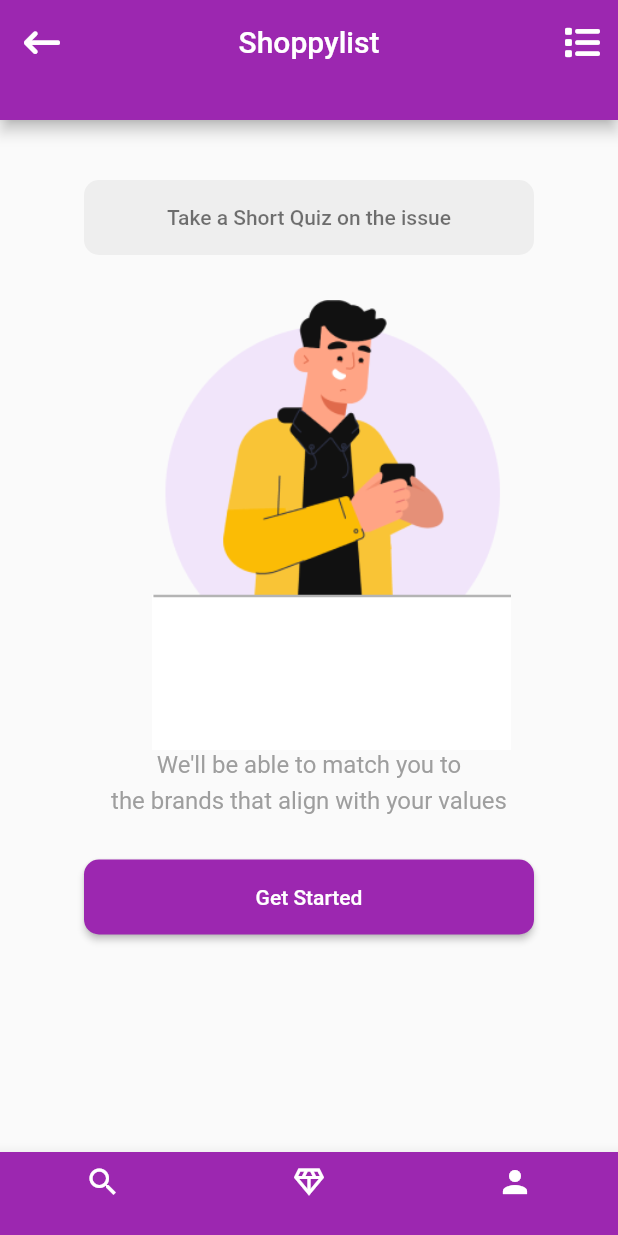
After one commit to carolalex/survey, a Flutter app: the ShoppyList screen opened directly, on a phone screen of 412 x 824 dp. The commit adds this screen. Run offline on Flutter 3.47's test engine with Material 2 defaults, Android fonts, the phone set to English and light mode, and no system bars; our stand-ins replace carousel_slider, font_awesome_flutter; missing offline and left inert: dart:html.

Commit message:
5th commit

```diff
--- a/survey/lib/dashbord.dart
+++ b/survey/lib/dashbord.dart
@@ -1,3 +1,5 @@
+import 'dart:html';
+
 import 'package:flutter/material.dart';
 //import 'package:carousel_pro_nullsafety/carousel_pro_nullsafety.dart';
 //import 'package:flutter_carousel_slider/carousel_slider.dart';
@@ -19,8 +21,7 @@ class _SurveyState extends State<Survey> {
   @override
   Widget build(BuildContext context) {
     List<Widget> carousalItems = [
-      Expanded(
-        child: Column(
+      Column(
         children: [
           const SizedBox(height: 100),
           Image.asset('images/Group 64.png'),
@@ -33,7 +34,6 @@ class _SurveyState extends State<Survey> {
             style: TextStyle(fontSize: 20, fontWeight: FontWeight.bold),
           )
         ],
-        ),
       ),
       Expanded(
         child: Column(
@@ -76,6 +76,7 @@ class _SurveyState extends State<Survey> {
     }
 
     return Scaffold(
+      resizeToAvoidBottomInset: true,
       backgroundColor: Colors.purple,
       body: Column(
         children: [
--- /dev/null
+++ b/survey/lib/shoppylist.dart
@@ -0,0 +1,102 @@
+import 'package:flutter/material.dart';
+import 'package:font_awesome_flutter/font_awesome_flutter.dart';
+
+class ShoppyList extends StatefulWidget {
+  const ShoppyList({super.key});
+
+  @override
+  State<ShoppyList> createState() => _ShoppyListState();
+}
+
+class _ShoppyListState extends State<ShoppyList> {
+  @override
+  Widget build(BuildContext context) {
+    return Scaffold(
+      resizeToAvoidBottomInset: true,
+      appBar: PreferredSize(
+        preferredSize: const Size.fromHeight(80),
+        child: AppBar(
+          backgroundColor: Colors.purple,
+          leading: IconButton(
+            onPressed: () {
+              Navigator.pop(context);
+            },
+            icon: const Icon(FontAwesomeIcons.arrowLeftLong),
+          ),
+          centerTitle: true,
+          title: const Text('Shoppylist'),
+          actions: [
+            IconButton(onPressed: () {}, icon: Icon(FontAwesomeIcons.list))
+          ],
+        ),
+      ),
+      body: Column(
+        children: [
+          const SizedBox(
+            height: 40,
+          ),
+          Align(
+            alignment: Alignment.center,
+            child: ElevatedButton(
+              onPressed: () {},
+              style: ElevatedButton.styleFrom(
+                  fixedSize: Size(300, 50),
+                  shape: RoundedRectangleBorder(
+                    borderRadius: BorderRadius.circular(10),
+                  ),
+                  backgroundColor: Colors.grey[200],
+                  foregroundColor: Colors.black54,
+                  elevation: 0),
+              child: const Text("Take a Short Quiz on the issue"),
+            ),
+          ),
+          Padding(
+            padding: const EdgeInsets.only(top: 30.0, left: 30.0),
+            child: Image.asset(
+              'images/Group 64.png',
+              width: 300,
+              height: 300,
+            ),
+          ),
+          const Text(
+            "We'll be able to match you to",
+            style: TextStyle(fontSize: 16, color: Colors.grey),
+          ),
+          const Padding(
+            padding: EdgeInsets.only(top: 5.0),
+            child: Text(
+              "the brands that align with your values",
+              style: TextStyle(fontSize: 16, color: Colors.grey),
+            ),
+          ),
+          Padding(
+            padding: const EdgeInsets.only(top: 30.0),
+            child: ElevatedButton(
+                onPressed: () {},
+                style: ElevatedButton.styleFrom(
+                    shape: RoundedRectangleBorder(
+                      borderRadius: BorderRadius.circular(10),
+                    ),
+                    backgroundColor: Colors.purple,
+                    minimumSize: const Size(300, 50)),
+                child: const Text("Get Started")),
+          )
+        ],
+      ),
+      bottomNavigationBar: BottomNavigationBar(
+        backgroundColor: Colors.purple,
+        items: const [
+          BottomNavigationBarItem(
+            icon: Icon(Icons.search, color: Colors.white),
+            label: "",
+          ),
+          BottomNavigationBarItem(
+              icon: Icon(Icons.diamond_outlined, color: Colors.white),
+              label: ""),
+          BottomNavigationBarItem(
+              icon: Icon(Icons.person, color: Colors.white), label: ""),
+        ],
+      ),
+    );
+  }
+}
--- a/survey/lib/signupnow.dart
+++ b/survey/lib/signupnow.dart
@@ -1,4 +1,5 @@
 import 'package:flutter/material.dart';
+import 'shoppylist.dart';
 
 class Signup extends StatefulWidget {
   const Signup({super.key});
@@ -28,6 +29,7 @@ class _MyAppState extends State<Signup> {
     return MaterialApp(
       debugShowCheckedModeBanner: false,
       home: Scaffold(
+        resizeToAvoidBottomInset: true,
         body: SingleChildScrollView(
           child: Form(
             key: _formkey,
@@ -186,9 +188,10 @@ class _MyAppState extends State<Signup> {
                   child: ElevatedButton(
                     onPressed: () {
                       if (_formkey.currentState!.validate()) {
-                        ScaffoldMessenger.of(context).showSnackBar(
-                          const SnackBar(
-                            content: Text('procssing data'),
+                        Navigator.push(
+                          context,
+                          MaterialPageRoute(
+                            builder: (context) => ShoppyList(),
                           ),
                         );
                       }
```
Lines whose indentation alone changed are shown as unchanged.
